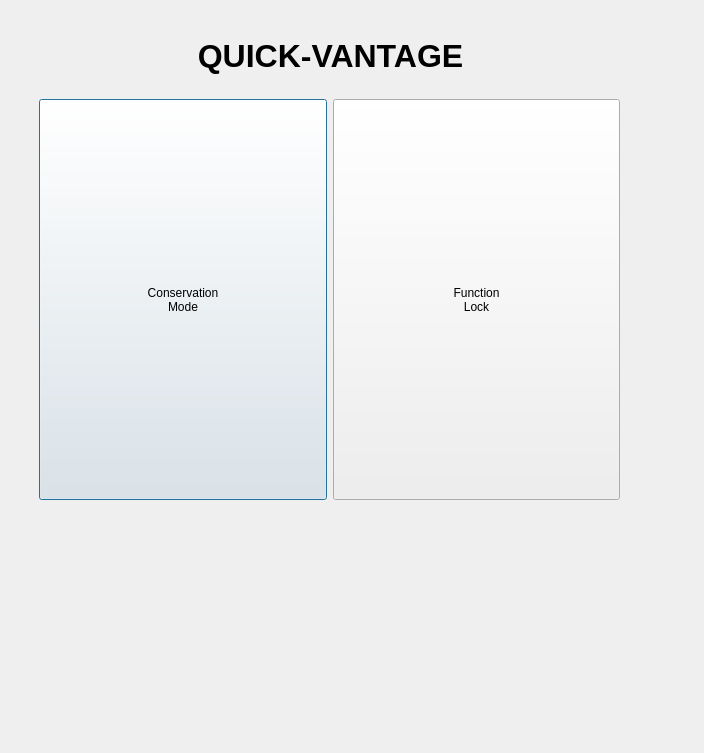
Before: the Qt Designer form GUI/qv.ui in Symbian-Bro/quick-vantage-python-flavour, drawn with Qt 5.
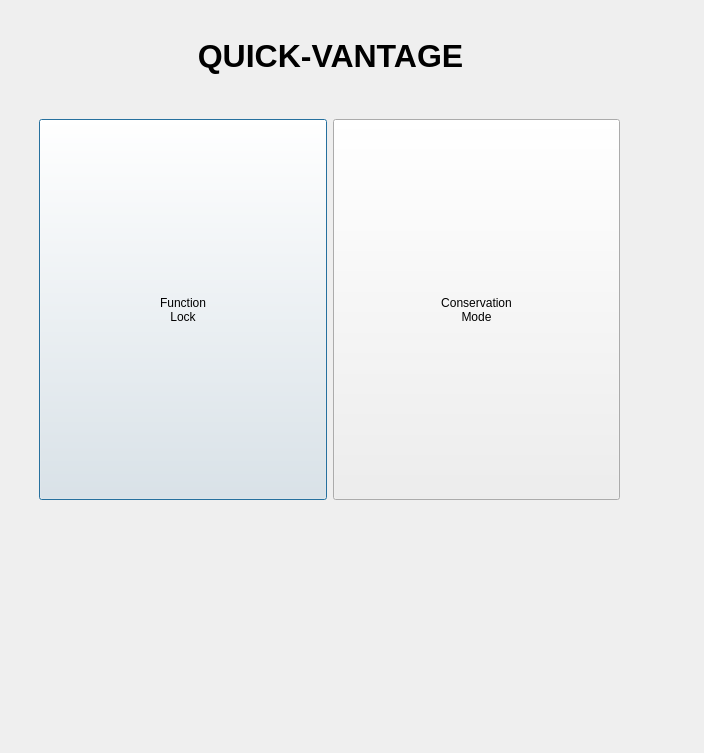
After: the same form once the commit is applied.

Commit message: Changed the position of push buttons. The current system details will be displayed above the toggles section.

The edit to the form file:
```diff
--- a/GUI/qv.ui
+++ b/GUI/qv.ui
@@ -77,20 +77,22 @@
           <property name="bottomMargin">
            <number>10</number>
           </property>
-          <item>
-           <widget class="QPushButton" name="pushButton_2">
-            <property name="sizePolicy">
-             <sizepolicy hsizetype="Minimum" vsizetype="Minimum">
-              <horstretch>0</horstretch>
-              <verstretch>0</verstretch>
-             </sizepolicy>
-            </property>
-            <property name="text">
-             <string>Conservation 
-Mode</string>
-            </property>
-           </widget>
-          </item>
+         </layout>
+        </item>
+        <item>
+         <layout class="QHBoxLayout" name="horizontalLayout_2">
+          <property name="leftMargin">
+           <number>10</number>
+          </property>
+          <property name="topMargin">
+           <number>10</number>
+          </property>
+          <property name="rightMargin">
+           <number>10</number>
+          </property>
+          <property name="bottomMargin">
+           <number>10</number>
+          </property>
           <item>
            <widget class="QPushButton" name="pushButton">
             <property name="sizePolicy">
@@ -103,6 +105,32 @@
              <string>Function 
 Lock</string>
             </property>
+            <property name="checkable">
+             <bool>true</bool>
+            </property>
+           </widget>
+          </item>
+          <item>
+           <widget class="QPushButton" name="pushButton_2">
+            <property name="sizePolicy">
+             <sizepolicy hsizetype="Minimum" vsizetype="Minimum">
+              <horstretch>0</horstretch>
+              <verstretch>0</verstretch>
+             </sizepolicy>
+            </property>
+            <property name="text">
+             <string>Conservation 
+Mode</string>
+            </property>
+            <property name="checkable">
+             <bool>true</bool>
+            </property>
+            <property name="checked">
+             <bool>false</bool>
+            </property>
+            <property name="autoRepeat">
+             <bool>false</bool>
+            </property>
            </widget>
           </item>
          </layout>
```
Left out of the diff: 3 changed lines with no effect on the pictures.
